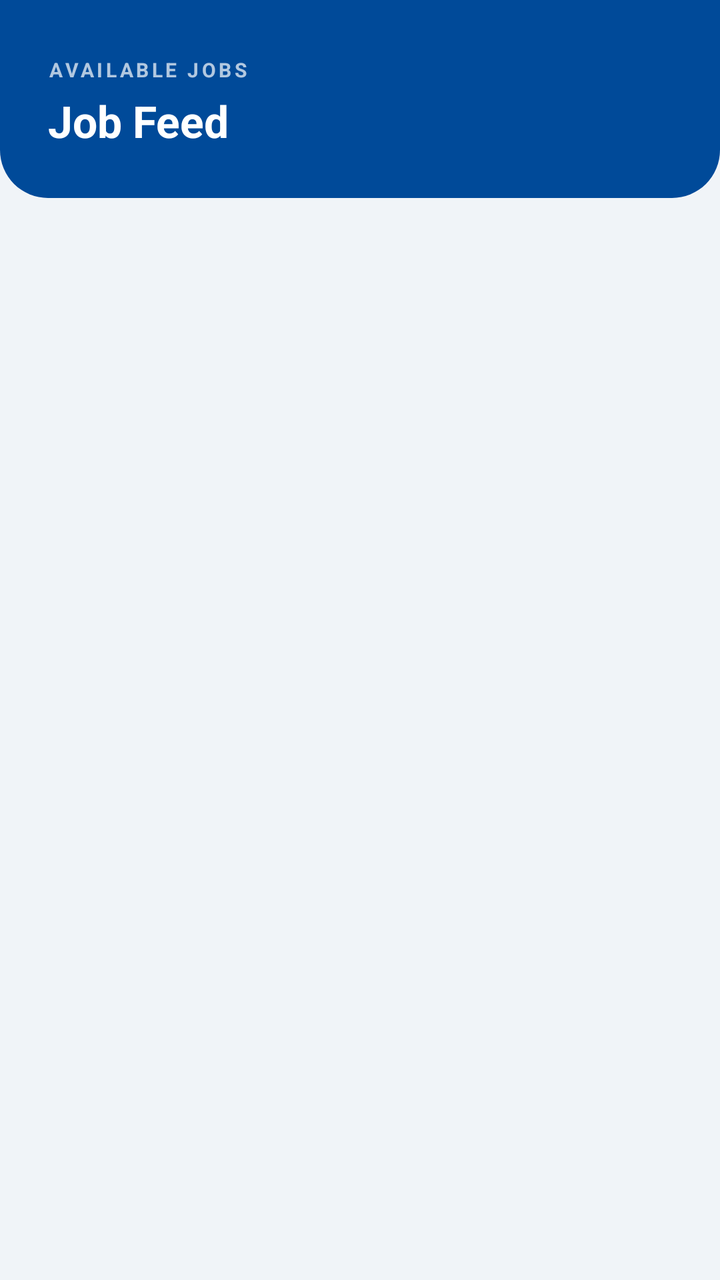
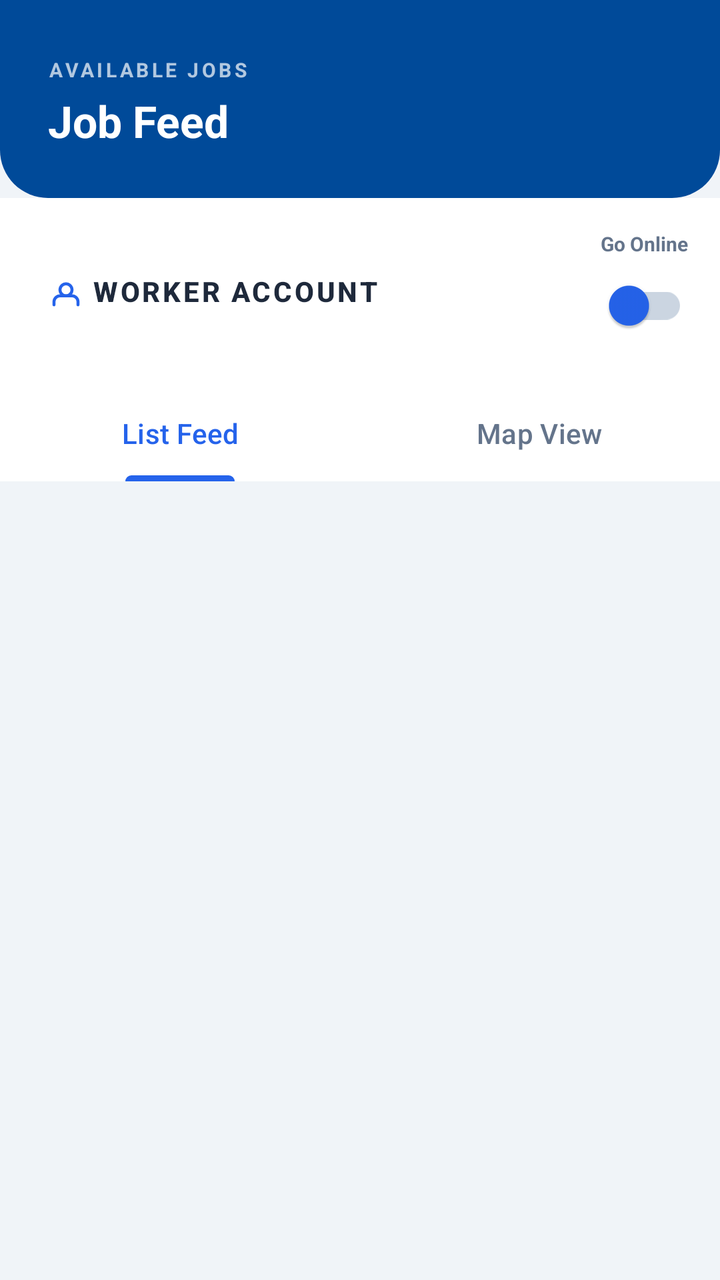

Screens rendered from an Android XML layout before and after an edit, with the pre-edit source and the edit as a unified diff.
<!-- AndroidManifest.xml: application theme Theme.Newtacks -->
<!-- res/layout/fragment_worker_feed.xml -->
<?xml version="1.0" encoding="utf-8"?>
<LinearLayout
    xmlns:android="http://schemas.android.com/apk/res/android"
    android:layout_width="match_parent"
    android:layout_height="match_parent"
    android:orientation="vertical"
    android:background="#F0F4F8">

    
    <LinearLayout
        android:id="@+id/layoutHeader"
        android:layout_width="match_parent"
        android:layout_height="wrap_content"
        android:orientation="vertical"
        android:background="@drawable/bg_header_rounded"
        android:paddingStart="24dp"
        android:paddingEnd="24dp"
        android:paddingTop="28dp"
        android:paddingBottom="24dp">

        <TextView
            android:layout_width="wrap_content"
            android:layout_height="wrap_content"
            android:text="AVAILABLE JOBS"
            android:textColor="#FFFFFF"
            android:textSize="10sp"
            android:textStyle="bold"
            android:letterSpacing="0.15"
            android:alpha="0.7"
            android:layout_marginBottom="4dp" />

        <LinearLayout
            android:layout_width="match_parent"
            android:layout_height="wrap_content"
            android:orientation="horizontal"
            android:gravity="center_vertical">

            <TextView
                android:layout_width="0dp"
                android:layout_height="wrap_content"
                android:layout_weight="1"
                android:text="Job Feed"
                android:textColor="#FFFFFF"
                android:textSize="22sp"
                android:textStyle="bold" />

        </LinearLayout>

    </LinearLayout>

    
    <LinearLayout
        android:id="@+id/layoutEmptyState"
        android:layout_width="match_parent"
        android:layout_height="0dp"
        android:layout_weight="1"
        android:orientation="vertical"
        android:gravity="center"
        android:visibility="gone">

        <ImageView
            android:layout_width="72dp"
            android:layout_height="72dp"
            android:src="@drawable/ic_inbox"
            android:alpha="0.3"
            android:layout_marginBottom="20dp" />

        <TextView
            android:layout_width="wrap_content"
            android:layout_height="wrap_content"
            android:text="No Jobs Available"
            android:textColor="#1E293B"
            android:textSize="18sp"
            android:textStyle="bold"
            android:layout_marginBottom="8dp" />

        <TextView
            android:layout_width="wrap_content"
            android:layout_height="wrap_content"
            android:text="Check back later for new job posts."
            android:textColor="#94A3B8"
            android:textSize="13sp"
            android:gravity="center" />

    </LinearLayout>

    
    <androidx.recyclerview.widget.RecyclerView
        android:id="@+id/workerFeedRecycler"
        android:layout_width="match_parent"
        android:layout_height="0dp"
        android:layout_weight="1"
        android:clipToPadding="false"
        android:paddingTop="8dp"
        android:paddingBottom="16dp"
        android:layoutAnimation="@anim/layout_animation_fall_down" />

</LinearLayout>
<!-- resources referenced by this layout -->
<resources>
  <!-- drawable bg_header_rounded (drawable) -->
  <?xml version="1.0" encoding="utf-8"?>
  <shape xmlns:android="http://schemas.android.com/apk/res/android"
      android:shape="rectangle">
      <solid android:color="#004A99" />
      <corners
          android:bottomLeftRadius="24dp"
          android:bottomRightRadius="24dp" />
  </shape>
  <!-- drawable ic_inbox (drawable) -->
  <?xml version="1.0" encoding="utf-8"?>
  <vector xmlns:android="http://schemas.android.com/apk/res/android"
      android:width="72dp"
      android:height="72dp"
      android:viewportWidth="24"
      android:viewportHeight="24">
  
      <path
          android:fillColor="#004A99"
          android:pathData="M19,3H5C3.9,3 3,3.9 3,5v14c0,1.1 0.9,2 2,2h14c1.1,0 2,-0.9 2,-2V5C21,3.9 20.1,3 19,3z
                            M19,19H5v-3h3.56c0.69,1.19 1.97,2 3.44,2s2.75,-0.81 3.44,-2H19V19z
                            M19,14h-4c0,1.1 -0.9,2 -2,2s-2,-0.9 -2,-2H5V5h14V14z" />
  
  </vector>
  <style name="Theme.Newtacks" parent="Base.Theme.Newtacks" />
  <style name="Base.Theme.Newtacks" parent="Theme.Material3.DayNight.NoActionBar">
          <item name="colorPrimary">#004A99</item>
          <item name="colorPrimaryContainer">#004A99</item>
          <item name="colorOnPrimary">#FFFFFF</item>
          <item name="colorSecondary">#004A99</item>
          <item name="colorOnSecondary">#FFFFFF</item>
          <item name="colorTertiary">#004A99</item>
          <item name="colorSecondaryContainer">#EBF2FF</item>
          <item name="colorOnSecondaryContainer">#004A99</item>
          <item name="android:statusBarColor">#004A99</item>
          <item name="android:navigationBarColor">#FFFFFF</item>
          <item name="android:windowLightStatusBar" tools:targetApi="m">false</item>
      </style>
</resources>

<!-- the commit's change to res/layout/fragment_worker_feed.xml (unified diff, before → after) -->
@@ -1,6 +1,7 @@
 <?xml version="1.0" encoding="utf-8"?>
 <LinearLayout
     xmlns:android="http://schemas.android.com/apk/res/android"
+    xmlns:app="http://schemas.android.com/apk/res-auto"
     android:layout_width="match_parent"
     android:layout_height="match_parent"
     android:orientation="vertical"
@@ -50,49 +51,178 @@
 
     
     <LinearLayout
-        android:id="@+id/layoutEmptyState"
+        android:layout_width="match_parent"
+        android:layout_height="wrap_content"
+        android:orientation="horizontal"
+        android:gravity="center_vertical"
+        android:padding="16dp"
+        android:background="#FFFFFF">
+
+        <com.google.android.material.button.MaterialButton
+            android:id="@+id/btnWorkerProfile"
+            android:layout_width="0dp"
+            android:layout_height="wrap_content"
+            android:layout_weight="1"
+            android:text="Worker Account"
+            android:textColor="#1E293B"
+            android:textSize="14sp"
+            android:textStyle="bold"
+            android:gravity="start|center_vertical"
+            app:icon="@drawable/ic_nav_account"
+            app:iconTint="#2563EB"
+            style="@style/Widget.MaterialComponents.Button.TextButton" />
+
+        <LinearLayout
+            android:layout_width="wrap_content"
+            android:layout_height="wrap_content"
+            android:orientation="vertical"
+            android:gravity="end">
+
+            <TextView
+                android:layout_width="wrap_content"
+                android:layout_height="wrap_content"
+                android:text="Go Online"
+                android:textSize="10sp"
+                android:textStyle="bold"
+                android:textColor="#64748B" />
+
+            <com.google.android.material.switchmaterial.SwitchMaterial
+                android:id="@+id/switchLocation"
+                android:layout_width="wrap_content"
+                android:layout_height="wrap_content"
+                app:thumbTint="#2563EB"
+                app:trackTint="#CBD5E1" />
+        </LinearLayout>
+
+    </LinearLayout>
+
+    
+    <com.google.android.material.tabs.TabLayout
+        android:id="@+id/tabLayout"
+        android:layout_width="match_parent"
+        android:layout_height="wrap_content"
+        android:background="#FFFFFF"
+        app:tabIndicatorColor="#2563EB"
+        app:tabSelectedTextColor="#2563EB"
+        app:tabTextColor="#64748B">
+
+        <com.google.android.material.tabs.TabItem
+            android:layout_width="wrap_content"
+            android:layout_height="wrap_content"
+            android:text="List Feed" />
+
+        <com.google.android.material.tabs.TabItem
+            android:layout_width="wrap_content"
+            android:layout_height="wrap_content"
+            android:text="Map View" />
+
+    </com.google.android.material.tabs.TabLayout>
+
+    <FrameLayout
         android:layout_width="match_parent"
         android:layout_height="0dp"
-        android:layout_weight="1"
-        android:orientation="vertical"
-        android:gravity="center"
-        android:visibility="gone">
-
-        <ImageView
-            android:layout_width="72dp"
-            android:layout_height="72dp"
-            android:src="@drawable/ic_inbox"
-            android:alpha="0.3"
-            android:layout_marginBottom="20dp" />
-
-        <TextView
-            android:layout_width="wrap_content"
-            android:layout_height="wrap_content"
-            android:text="No Jobs Available"
-            android:textColor="#1E293B"
-            android:textSize="18sp"
-            android:textStyle="bold"
-            android:layout_marginBottom="8dp" />
-
-        <TextView
-            android:layout_width="wrap_content"
-            android:layout_height="wrap_content"
-            android:text="Check back later for new job posts."
-            android:textColor="#94A3B8"
-            android:textSize="13sp"
-            android:gravity="center" />
-
-    </LinearLayout>
-
-    
-    <androidx.recyclerview.widget.RecyclerView
-        android:id="@+id/workerFeedRecycler"
-        android:layout_width="match_parent"
-        android:layout_height="0dp"
-        android:layout_weight="1"
-        android:clipToPadding="false"
-        android:paddingTop="8dp"
-        android:paddingBottom="16dp"
-        android:layoutAnimation="@anim/layout_animation_fall_down" />
-
+        android:layout_weight="1">
+
+        
+        <LinearLayout
+            android:id="@+id/layoutListContainer"
+            android:layout_width="match_parent"
+            android:layout_height="match_parent"
+            android:orientation="vertical">
+
+            
+            <LinearLayout
+                android:id="@+id/layoutEmptyState"
+                android:layout_width="match_parent"
+                android:layout_height="match_parent"
+                android:orientation="vertical"
+                android:gravity="center"
+                android:visibility="gone">
+
+                <ImageView
+                    android:layout_width="72dp"
+                    android:layout_height="72dp"
+                    android:src="@drawable/ic_inbox"
+                    android:alpha="0.3"
+                    android:layout_marginBottom="20dp" />
+
+                <TextView
+                    android:layout_width="wrap_content"
+                    android:layout_height="wrap_content"
+                    android:text="No Jobs Available"
+                    android:textColor="#1E293B"
+                    android:textSize="18sp"
+                    android:textStyle="bold"
+                    android:layout_marginBottom="8dp" />
+
+                <TextView
+                    android:layout_width="wrap_content"
+                    android:layout_height="wrap_content"
+                    android:text="Check back later for new job posts."
+                    android:textColor="#94A3B8"
+                    android:textSize="13sp"
+                    android:gravity="center" />
+
+            </LinearLayout>
+
+            
+            <androidx.recyclerview.widget.RecyclerView
+                android:id="@+id/workerFeedRecycler"
+                android:layout_width="match_parent"
+                android:layout_height="match_parent"
+                android:clipToPadding="false"
+                android:paddingTop="8dp"
+                android:paddingBottom="16dp"
+                android:layoutAnimation="@anim/layout_animation_fall_down" />
+        </LinearLayout>
+
+        
+        <FrameLayout
+            android:id="@+id/layoutMapContainer"
+            android:layout_width="match_parent"
+            android:layout_height="match_parent"
+            android:layout_margin="8dp"
+            android:background="@drawable/bg_map_border"
+            android:padding="2dp"
+            android:visibility="gone">
+
+            <org.maplibre.android.maps.MapView
+                android:id="@+id/mapView"
+                android:layout_width="match_parent"
+                android:layout_height="match_parent" />
+
+            
+            <LinearLayout
+                android:layout_width="wrap_content"
+                android:layout_height="wrap_content"
+                android:orientation="vertical"
+                android:layout_gravity="bottom|end"
+                android:layout_margin="16dp">
+
+                <com.google.android.material.floatingactionbutton.FloatingActionButton
+                    android:id="@+id/fabZoomIn"
+                    android:layout_width="wrap_content"
+                    android:layout_height="wrap_content"
+                    android:layout_marginBottom="8dp"
+                    android:src="@drawable/ic_plus"
+                    app:fabSize="mini"
+                    app:backgroundTint="#FFFFFF"
+                    app:tint="#2563EB"
+                    android:contentDescription="Zoom In" />
+
+                <com.google.android.material.floatingactionbutton.FloatingActionButton
+                    android:id="@+id/fabZoomOut"
+                    android:layout_width="wrap_content"
+                    android:layout_height="wrap_content"
+                    android:src="@drawable/ic_minus"
+                    app:fabSize="mini"
+                    app:backgroundTint="#FFFFFF"
+                    app:tint="#2563EB"
+                    android:contentDescription="Zoom Out" />
+
+            </LinearLayout>
+
+        </FrameLayout>
+
+    </FrameLayout>
 </LinearLayout>
<!-- resource entries referenced after the edit -->
@@ -8,6 +8,15 @@
       <corners
           android:bottomLeftRadius="24dp"
           android:bottomRightRadius="24dp" />
+  </shape>
+  <!-- drawable bg_map_border (drawable) -->
+  <?xml version="1.0" encoding="utf-8"?>
+  <shape xmlns:android="http://schemas.android.com/apk/res/android">
+      <solid android:color="#F0F4F8" /> 
+      <stroke
+          android:width="4dp"
+          android:color="#1E293B" /> 
+      <corners android:radius="16dp" />
   </shape>
   <!-- drawable ic_inbox (drawable) -->
   <?xml version="1.0" encoding="utf-8"?>
@@ -23,6 +32,48 @@
                             M19,19H5v-3h3.56c0.69,1.19 1.97,2 3.44,2s2.75,-0.81 3.44,-2H19V19z
                             M19,14h-4c0,1.1 -0.9,2 -2,2s-2,-0.9 -2,-2H5V5h14V14z" />
   
+  </vector>
+  <!-- drawable ic_minus (drawable) -->
+  <vector xmlns:android="http://schemas.android.com/apk/res/android"
+      android:width="24dp"
+      android:height="24dp"
+      android:viewportWidth="24"
+      android:viewportHeight="24">
+      <path
+          android:fillColor="#000000"
+          android:pathData="M19,13H5v-2h14v2Z"/>
+  </vector>
+  <!-- drawable ic_nav_account (drawable) -->
+  <?xml version="1.0" encoding="utf-8"?>
+  <vector xmlns:android="http://schemas.android.com/apk/res/android"
+      android:width="24dp"
+      android:height="24dp"
+      android:viewportWidth="24"
+      android:viewportHeight="24">
+      <path
+          android:fillColor="@android:color/transparent"
+          android:pathData="M20,21V19a4,4 0,0 0,-4 -4H8a4,4 0,0 0,-4 4V21"
+          android:strokeWidth="2"
+          android:strokeColor="#9BA3AF"
+          android:strokeLineCap="round"
+          android:strokeLineJoin="round" />
+      <path
+          android:fillColor="@android:color/transparent"
+          android:pathData="M12,11m-4,0a4,4 0,1 1,8 0a4,4 0,1 1,-8 0"
+          android:strokeWidth="2"
+          android:strokeColor="#9BA3AF"
+          android:strokeLineCap="round"
+          android:strokeLineJoin="round" />
+  </vector>
+  <!-- drawable ic_plus (drawable) -->
+  <vector xmlns:android="http://schemas.android.com/apk/res/android"
+      android:width="24dp"
+      android:height="24dp"
+      android:viewportWidth="24"
+      android:viewportHeight="24">
+      <path
+          android:fillColor="#000000"
+          android:pathData="M19,13h-6v6h-2v-6H5v-2h6V5h2v6h6v2Z"/>
   </vector>
   <style name="Theme.Newtacks" parent="Base.Theme.Newtacks" />
   <style name="Base.Theme.Newtacks" parent="Theme.Material3.DayNight.NoActionBar">
